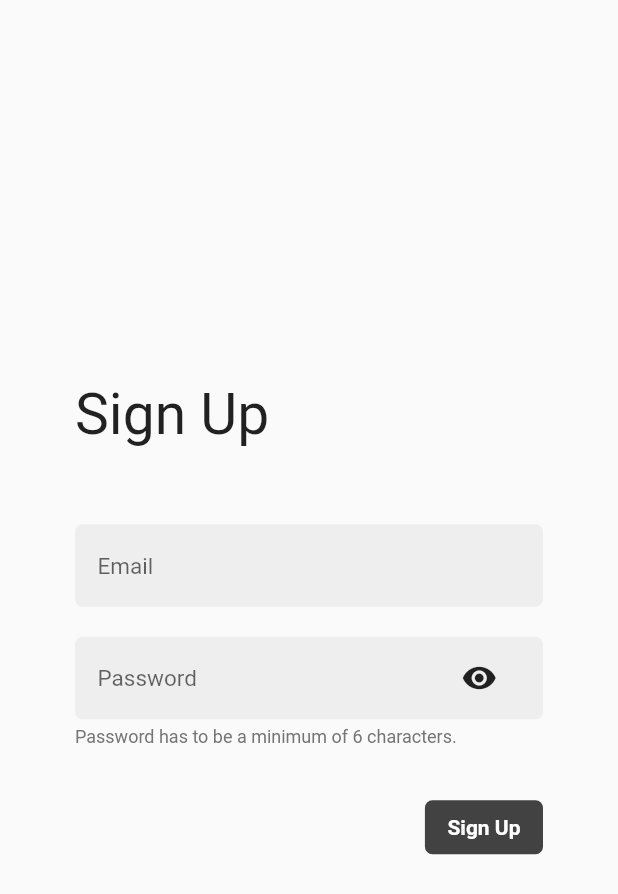
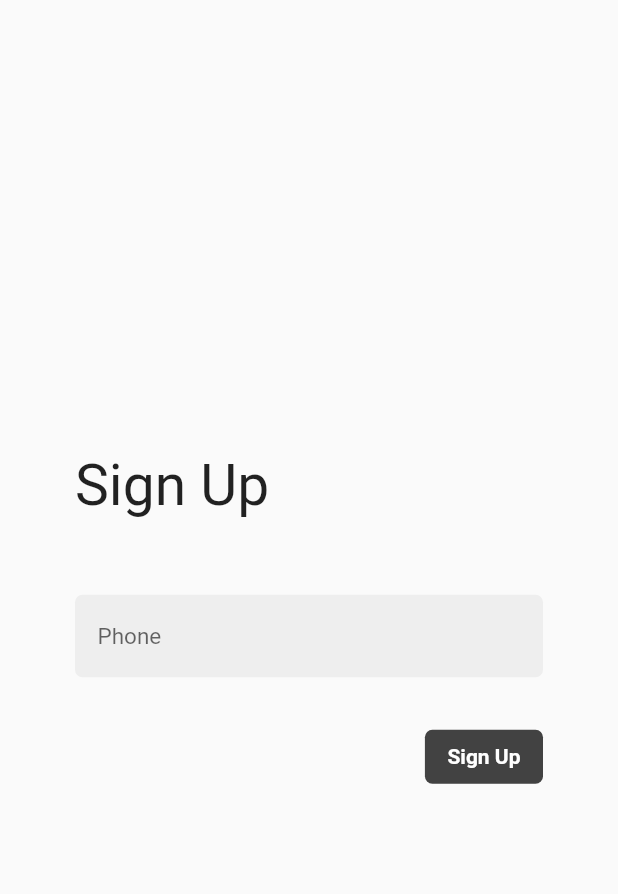
Before and after one commit to FrancisMario/FlutterFilledStacksStart, a Flutter app: the screen it shows after launch, on a phone screen of 412 x 824 dp. Shown: the top 894 px of the screen. Run offline on Flutter 3.47's test engine with Material 2 defaults, Android fonts, the phone set to English and light mode, and no system bars; our stand-ins replace equatable, get_it, logger, pin_code_fields, responsive_builder, shared_preferences and 2 more.

Commit message:
phone nmber, verification code and authentication routing

```diff
--- a/lib/core/models/api_models.dart
+++ b/lib/core/models/api_models.dart
@@ -20,6 +20,7 @@ class LoginResponse {
 class VerifyCodeResponse {
   final bool success;
   final String codeId;
+  final dynamic user;
 
-  VerifyCodeResponse({this.success, this.codeId});
+  VerifyCodeResponse({this.success, this.codeId, this.user});
 }
--- a/lib/core/services/api.abstact.dart
+++ b/lib/core/services/api.abstact.dart
@@ -1,6 +1,6 @@
 import 'package:wcx/core/models/api_models.dart';
 
 abstract class Api {
-  Future<LoginResponse> loginPhone({String phone});
+  Future<dynamic> loginPhone({String phone});
   Future<VerifyCodeResponse> verifyCode({String codeId, String code});
 }
--- a/lib/views/login/login_mobile.dart
+++ b/lib/views/login/login_mobile.dart
@@ -5,36 +5,82 @@ class _LoginMobile extends StatelessWidget {
 
   _LoginMobile(this.viewModel);
 
-  final emailController = TextEditingController();
-  final passwordController = TextEditingController();
+  StreamController<ErrorAnimationType> errorController = StreamController();
+
+  final phoneController = TextEditingController();
+  TextEditingController textEditingController = TextEditingController();
+
   @override
   Widget build(BuildContext context) {
     return Scaffold(
       body: Padding(
         padding: const EdgeInsets.symmetric(horizontal: 50.0),
-        child: Column(
+        child: viewModel.codeStage
+            ? Column(
+                mainAxisAlignment: MainAxisAlignment.center,
+                children: [
+                  PinCodeTextField(
+                    appContext: context,
+                    length: viewModel.codeLength,
+                    animationType: AnimationType.fade,
+                    validator: (v) {
+                      if (v.length == viewModel.codeLength &&
+                          viewModel.wrongCode) {
+                        debugPrint("incorrect coed");
+                        return "Incorrect Code";
+                      }
+                      return "";
+                    },
+                    pinTheme: PinTheme(
+                      shape: PinCodeFieldShape.underline,
+                      fieldHeight: 50,
+                      fieldWidth: 40,
+                      activeFillColor: const Color.fromARGB(0, 183, 183, 183),
+                      selectedColor: Colors.black26,
+                      inactiveColor: Colors.black54,
+                      activeColor: Colors.black54,
+                    ),
+                    cursorColor: Colors.black,
+                    animationDuration: const Duration(milliseconds: 300),
+                    // enableActiveFill: true,
+                    errorAnimationController: errorController,
+                    controller: textEditingController,
+                    keyboardType: TextInputType.number,
+                    enabled: !viewModel.isBusy,
+                    onCompleted: (v) async {
+                      debugPrint('Completed => $v');
+                      viewModel.verify2faCode(code: v);
+                    },
+                    // onTap: () {
+                    //   print("Pressed");
+                    // },
+                    onChanged: (value) {
+                      debugPrint(value);
+                    },
+                    beforeTextPaste: (text) {
+                      debugPrint("Allowing to paste $text");
+                      //if you return true then it will show the paste confirmation dialog. Otherwise if false, then nothing will happen.
+                      //but you can show anything you want here, like your pop up saying wrong paste format or etc
+                      return true;
+                    },
+                  )
+                ],
+              )
+            : Column(
                 mainAxisSize: MainAxisSize.max,
                 mainAxisAlignment: MainAxisAlignment.center,
                 crossAxisAlignment: CrossAxisAlignment.start,
                 children: <Widget>[
-            Text(
+                  const Text(
                     'Sign Up',
                     style: TextStyle(
                       fontSize: 38,
                     ),
                   ),
                   verticalSpaceLarge,
-            // TODO: Add additional user data here to save (episode 2)
                   InputField(
-              placeholder: 'Email',
-              controller: emailController,
-            ),
-            verticalSpaceSmall,
-            InputField(
-              placeholder: 'Password',
-              password: true,
-              controller: passwordController,
-              additionalNote: 'Password has to be a minimum of 6 characters.',
+                    placeholder: 'Phone',
+                    controller: phoneController,
                   ),
                   verticalSpaceMedium,
                   Row(
@@ -44,12 +90,8 @@ class _LoginMobile extends StatelessWidget {
                       BusyButton(
                         title: 'Sign Up',
                         busy: viewModel.isBusy,
-                  onPressed: () {
-                    // viewModel.signUp(
-                    //   email: emailController.text,
-                    //   password: passwordController.text,
-                    // );
-                  },
+                        onPressed: () =>
+                            viewModel.login(phone: phoneController.text),
                       )
                     ],
                   )
--- a/lib/views/login/login_tablet.dart
+++ b/lib/views/login/login_tablet.dart
@@ -3,7 +3,7 @@ part of login_view;
 class _LoginTablet extends StatelessWidget {
   final LoginViewModel viewModel;
 
-  _LoginTablet (this.viewModel);
+  const _LoginTablet(this.viewModel);
 
   @override
   Widget build(BuildContext context) {
--- a/lib/views/login/login_view.dart
+++ b/lib/views/login/login_view.dart
@@ -1,13 +1,15 @@
 library login_view;
 
+import 'dart:async';
+
 import 'package:flutter/material.dart';
+import 'package:pin_code_fields/pin_code_fields.dart';
 import 'package:stacked/stacked.dart';
 import 'package:responsive_builder/responsive_builder.dart';
 import 'package:wcx/core/ui/shared/ui_helpers.dart';
 import 'package:wcx/core/ui/widgets/busy_button.dart';
 import 'package:wcx/core/ui/widgets/input_field.dart';
 import 'login_view_model.dart';
-
 part 'login_mobile.dart';
 part 'login_tablet.dart';
 part 'login_desktop.dart';
--- a/pubspec.yaml
+++ b/pubspec.yaml
@@ -15,6 +15,8 @@ dependencies:
     responsive_builder: ^0.2.0+2
     equatable: ^1.2.4
     shared_preferences: ^2.0.15
+    pin_code_fields: ^7.4.0
+
 dev_dependencies:
     flutter_test:
         sdk: flutter
```
Also changed, not shown: lib/core/services/authentication.dart (+43 -2 lines), lib/core/services/fake_api.dart (+14 -8 lines), lib/views/login/login_view_model.dart (+82 -1 lines), pubspec.lock. Lines whose indentation alone changed are shown as unchanged.
